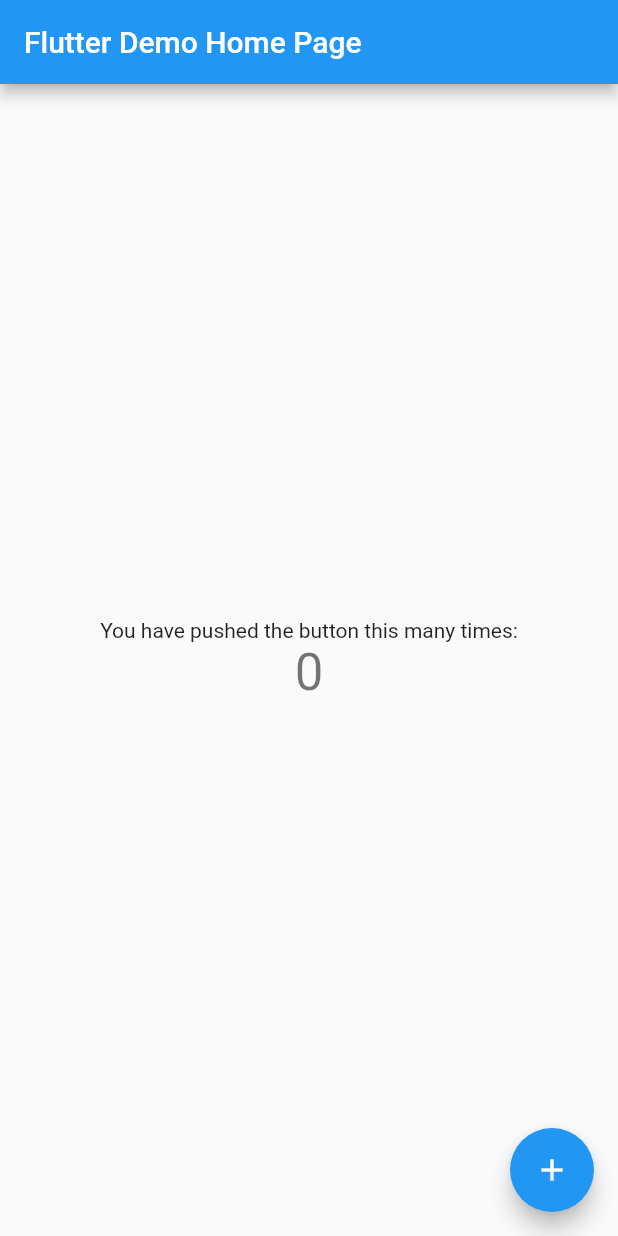
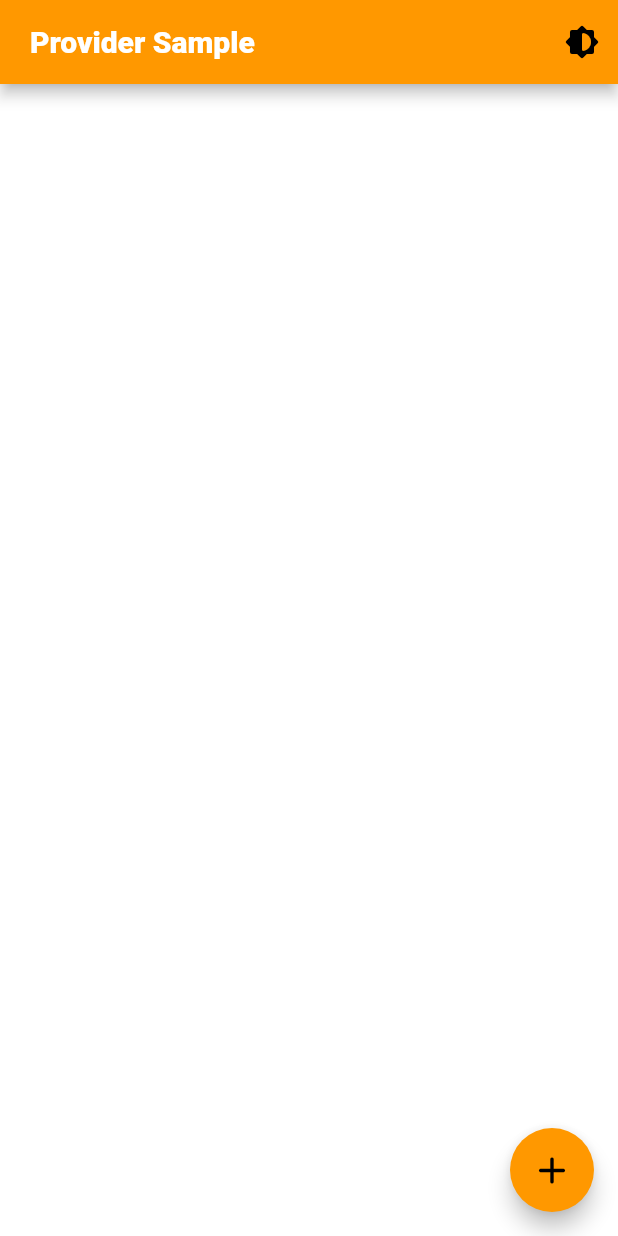
Before and after one commit to eslammongy/ProviderSample, a Flutter app: the screen it shows after launch, on a phone screen of 412 x 824 dp. Run offline on Flutter 3.47's test engine with Material 2 defaults, Android fonts, the phone set to English and light mode, and no system bars; our stand-ins replace hexcolor.

Commit message:
finish app ui

```diff
--- a/provider_sample/lib/main.dart
+++ b/provider_sample/lib/main.dart
@@ -1,4 +1,6 @@
 import 'package:flutter/material.dart';
+import 'package:flutter/services.dart';
+import 'package:provider_sample/view/home_screen.dart';
 
 void main() {
   runApp(const MyApp());
@@ -12,104 +14,17 @@
   Widget build(BuildContext context) {
     return MaterialApp(
       title: 'Flutter Demo',
+      debugShowCheckedModeBanner: false,
       theme: ThemeData(
-        // This is the theme of your application.
-        //
-        // Try running your application with "flutter run". You'll see the
-        // application has a blue toolbar. Then, without quitting the app, try
-        // changing the primarySwatch below to Colors.green and then invoke
-        // "hot reload" (press "r" in the console where you ran "flutter run",
-        // or simply save your changes to "hot reload" in a Flutter IDE).
-        // Notice that the counter didn't reset back to zero; the application
-        // is not restarted.
-        primarySwatch: Colors.blue,
+        appBarTheme: const AppBarTheme(
+            titleSpacing: 20.0,
+            systemOverlayStyle: SystemUiOverlayStyle(
+              statusBarColor: Colors.orange,
+              statusBarIconBrightness: Brightness.dark,
+            )),
+        primarySwatch: Colors.orange,
       ),
-      home: const MyHomePage(title: 'Flutter Demo Home Page'),
+      home: const HomeScreen(),
     );
   }
 }
-
-class MyHomePage extends StatefulWidget {
-  const MyHomePage({Key? key, required this.title}) : super(key: key);
-
-  // This widget is the home page of your application. It is stateful, meaning
-  // that it has a State object (defined below) that contains fields that affect
-  // how it looks.
-
-  // This class is the configuration for the state. It holds the values (in this
-  // case the title) provided by the parent (in this case the App widget) and
-  // used by the build method of the State. Fields in a Widget subclass are
-  // always marked "final".
-
-  final String title;
-
-  @override
-  State<MyHomePage> createState() => _MyHomePageState();
-}
-
-class _MyHomePageState extends State<MyHomePage> {
-  int _counter = 0;
-
-  void _incrementCounter() {
-    setState(() {
-      // This call to setState tells the Flutter framework that something has
-      // changed in this State, which causes it to rerun the build method below
-      // so that the display can reflect the updated values. If we changed
-      // _counter without calling setState(), then the build method would not be
-      // called again, and so nothing would appear to happen.
-      _counter++;
-    });
-  }
-
-  @override
-  Widget build(BuildContext context) {
-    // This method is rerun every time setState is called, for instance as done
-    // by the _incrementCounter method above.
-    //
-    // The Flutter framework has been optimized to make rerunning build methods
-    // fast, so that you can just rebuild anything that needs updating rather
-    // than having to individually change instances of widgets.
-    return Scaffold(
-      appBar: AppBar(
-        // Here we take the value from the MyHomePage object that was created by
-        // the App.build method, and use it to set our appbar title.
-        title: Text(widget.title),
-      ),
-      body: Center(
-        // Center is a layout widget. It takes a single child and positions it
-        // in the middle of the parent.
-        child: Column(
-          // Column is also a layout widget. It takes a list of children and
-          // arranges them vertically. By default, it sizes itself to fit its
-          // children horizontally, and tries to be as tall as its parent.
-          //
-          // Invoke "debug painting" (press "p" in the console, choose the
-          // "Toggle Debug Paint" action from the Flutter Inspector in Android
-          // Studio, or the "Toggle Debug Paint" command in Visual Studio Code)
-          // to see the wireframe for each widget.
-          //
-          // Column has various properties to control how it sizes itself and
-          // how it positions its children. Here we use mainAxisAlignment to
-          // center the children vertically; the main axis here is the vertical
-          // axis because Columns are vertical (the cross axis would be
-          // horizontal).
-          mainAxisAlignment: MainAxisAlignment.center,
-          children: <Widget>[
-            const Text(
-              'You have pushed the button this many times:',
-            ),
-            Text(
-              '$_counter',
-              style: Theme.of(context).textTheme.headline4,
-            ),
-          ],
-        ),
-      ),
-      floatingActionButton: FloatingActionButton(
-        onPressed: _incrementCounter,
-        tooltip: 'Increment',
-        child: const Icon(Icons.add),
-      ), // This trailing comma makes auto-formatting nicer for build methods.
-    );
-  }
-}
--- /dev/null
+++ b/provider_sample/lib/view/home_screen.dart
@@ -0,0 +1,33 @@
+import 'package:flutter/material.dart';
+import 'package:provider_sample/view/widgets/displaying_edit_dialog.dart';
+
+class HomeScreen extends StatelessWidget {
+  const HomeScreen({Key? key}) : super(key: key);
+
+  @override
+  Widget build(BuildContext context) {
+    return Scaffold(
+      backgroundColor: Colors.white,
+      appBar: AppBar(
+        title: const Text(
+          "Provider Sample",
+          style: TextStyle(color: Colors.white, fontWeight: FontWeight.w800),
+        ),
+        actions: [
+          IconButton(
+              onPressed: () {}, icon: const Icon(Icons.brightness_6_rounded)),
+        ],
+      ),
+      body: Container(),
+      floatingActionButton: FloatingActionButton(
+        onPressed: () {
+          showingGeneralDialog(context, "Wo");
+        },
+        child: const Icon(
+          Icons.add_rounded,
+          size: 30,
+        ),
+      ),
+    );
+  }
+}
--- a/provider_sample/pubspec.yaml
+++ b/provider_sample/pubspec.yaml
@@ -3,7 +3,7 @@
 
 # The following line prevents the package from being accidentally published to
 # pub.dev using `flutter pub publish`. This is preferred for private packages.
-publish_to: 'none' # Remove this line if you wish to publish to pub.dev
+publish_to: "none" # Remove this line if you wish to publish to pub.dev
 
 # The following defines the version and build number for your application.
 # A version number is three numbers separated by dots, like 1.2.43
@@ -30,10 +30,11 @@
   flutter:
     sdk: flutter
 
-
   # The following adds the Cupertino Icons font to your application.
   # Use with the CupertinoIcons class for iOS style icons.
   cupertino_icons: ^1.0.2
+  font_awesome_flutter: ^9.2.0
+  hexcolor: ^2.0.3
 
 dev_dependencies:
   flutter_test:
@@ -51,7 +52,6 @@
 
 # The following section is specific to Flutter.
 flutter:
-
   # The following line ensures that the Material Icons font is
   # included with your application, so that you can use the icons in
   # the material Icons class.
```
Also changed, not shown: provider_sample/lib/view/widgets/custom_button.dart (added, +29 -0 lines), provider_sample/lib/view/widgets/displaying_edit_dialog.dart (added, +99 -0 lines), provider_sample/lib/view/widgets/text_input_form.dart (added, +28 -0 lines), provider_sample/pubspec.lock.
